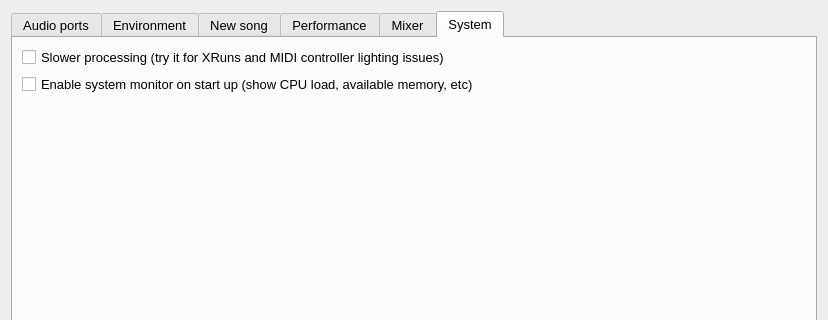
Qt form superboucle/preferences_ui.ui (zigmhount/SpinTool_zig) before a commit; both pictures show x 0 to 828 and y 0 to 320 of the 828 by 497 pixel window.
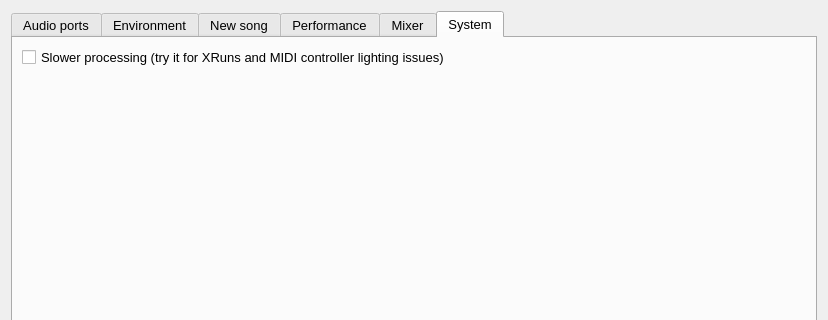
The same form after that commit. The open tabs and pages were chosen to show the change. Icons and pictures are not drawn.

The edit to the form file:
```diff
--- a/superboucle/preferences_ui.ui
+++ b/superboucle/preferences_ui.ui
@@ -828,16 +828,6 @@
          </property>
         </widget>
        </item>
-       <item>
-        <widget class="QCheckBox" name="cBoxSystemMonitor">
-         <property name="styleSheet">
-          <string notr="true">font: 10pt &quot;Noto Sans&quot;;</string>
-         </property>
-         <property name="text">
-          <string>Enable system monitor on start up (show CPU load, available memory, etc)</string>
-         </property>
-        </widget>
-       </item>
        <item>
         <spacer name="verticalSpacer_6">
          <property name="orientation">
```
Left out of the diff: 2 changed lines with no effect on the pictures.
